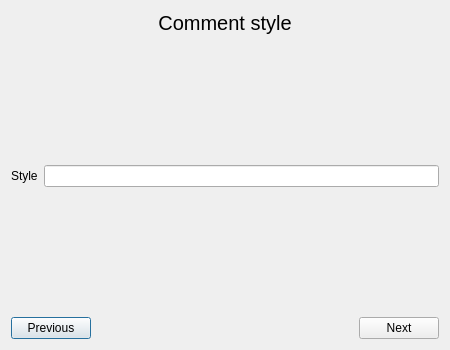
Qt form gui/designer/new_sensor_model_comment_style.ui (jacob-kamminga/AI-Sensus) before a commit.
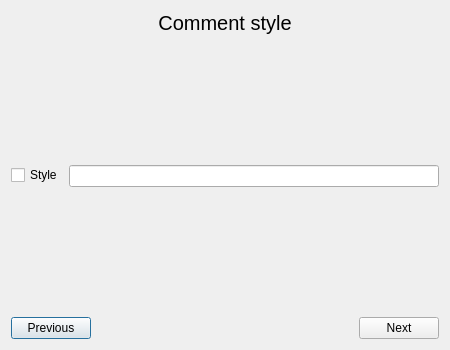
The same form after that commit.

What changed in the file:
```diff
--- a/gui/designer/new_sensor_model_comment_style.ui
+++ b/gui/designer/new_sensor_model_comment_style.ui
@@ -14,47 +14,7 @@
    <string>Add sensor model</string>
   </property>
   <layout class="QGridLayout" name="gridLayout">
-   <item row="2" column="0" colspan="3">
-    <layout class="QFormLayout" name="formLayout">
-     <item row="1" column="0">
-      <widget class="QLabel" name="label_style">
-       <property name="text">
-        <string>Style</string>
-       </property>
-      </widget>
-     </item>
-     <item row="1" column="1">
-      <widget class="QLineEdit" name="lineEdit_style"/>
-     </item>
-     <item row="2" column="1">
-      <spacer name="verticalSpacer_2">
-       <property name="orientation">
-        <enum>Qt::Vertical</enum>
-       </property>
-       <property name="sizeHint" stdset="0">
-        <size>
-         <width>20</width>
-         <height>40</height>
-        </size>
-       </property>
-      </spacer>
-     </item>
-     <item row="0" column="1">
-      <spacer name="verticalSpacer">
-       <property name="orientation">
-        <enum>Qt::Vertical</enum>
-       </property>
-       <property name="sizeHint" stdset="0">
-        <size>
-         <width>20</width>
-         <height>40</height>
-        </size>
-       </property>
-      </spacer>
-     </item>
-    </layout>
-   </item>
-   <item row="0" column="0" colspan="3">
+   <item row="0" column="1">
     <widget class="QLabel" name="label_title">
      <property name="sizePolicy">
       <sizepolicy hsizetype="Preferred" vsizetype="Fixed">
@@ -75,7 +35,37 @@
      </property>
     </widget>
    </item>
-   <item row="3" column="1">
+   <item row="1" column="0" colspan="3">
+    <layout class="QFormLayout" name="formLayout">
+     <property name="formAlignment">
+      <set>Qt::AlignLeading|Qt::AlignLeft|Qt::AlignVCenter</set>
+     </property>
+     <item row="0" column="0">
+      <widget class="QCheckBox" name="checkBox_enabled">
+       <property name="text">
+        <string>Style</string>
+       </property>
+      </widget>
+     </item>
+     <item row="0" column="1">
+      <widget class="QLineEdit" name="lineEdit_style"/>
+     </item>
+    </layout>
+   </item>
+   <item row="2" column="0">
+    <widget class="QPushButton" name="pushButton_previous">
+     <property name="sizePolicy">
+      <sizepolicy hsizetype="Fixed" vsizetype="Fixed">
+       <horstretch>0</horstretch>
+       <verstretch>0</verstretch>
+      </sizepolicy>
+     </property>
+     <property name="text">
+      <string>Previous</string>
+     </property>
+    </widget>
+   </item>
+   <item row="2" column="1">
     <spacer name="horizontalSpacer_3">
      <property name="orientation">
       <enum>Qt::Horizontal</enum>
@@ -91,20 +81,7 @@
      </property>
     </spacer>
    </item>
-   <item row="3" column="0">
-    <widget class="QPushButton" name="pushButton_previous">
-     <property name="sizePolicy">
-      <sizepolicy hsizetype="Fixed" vsizetype="Fixed">
-       <horstretch>0</horstretch>
-       <verstretch>0</verstretch>
-      </sizepolicy>
-     </property>
-     <property name="text">
-      <string>Previous</string>
-     </property>
-    </widget>
-   </item>
-   <item row="3" column="2">
+   <item row="2" column="2">
     <widget class="QPushButton" name="pushButton_next">
      <property name="text">
       <string>Next</string>
```
